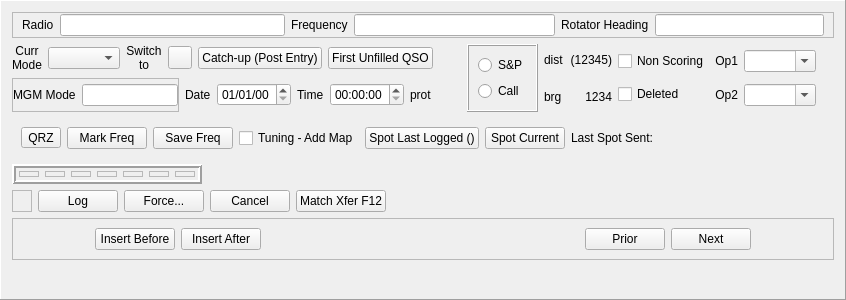
First picture: the form in mqt/MqtLogger/qsologframe.ui, repository Rsclub22/Minos2-Mirror, before the edit.
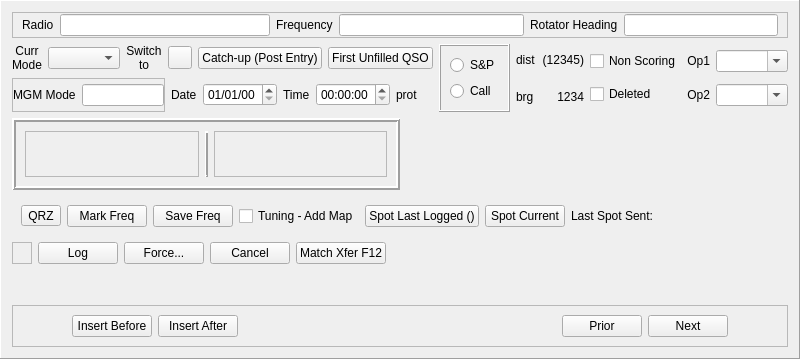
Second picture: the form after the edit. Custom widgets are drawn as their Qt base class.

Commit message: Better wording to distinguish the RST fields

```diff
--- a/mqt/MqtLogger/qsologframe.ui
+++ b/mqt/MqtLogger/qsologframe.ui
@@ -6,8 +6,8 @@
    <rect>
     <x>0</x>
     <y>0</y>
-    <width>846</width>
-    <height>300</height>
+    <width>764</width>
+    <height>359</height>
    </rect>
   </property>
   <property name="minimumSize">
@@ -28,7 +28,7 @@
   <property name="midLineWidth">
    <number>1</number>
   </property>
-  <layout class="QVBoxLayout" name="verticalLayout_6">
+  <layout class="QVBoxLayout" name="verticalLayout_7">
    <item>
     <widget class="QFrame" name="radioDetailsFrame">
      <property name="frameShape">
@@ -497,6 +497,222 @@
      </item>
     </layout>
    </item>
+   <item>
+    <layout class="QHBoxLayout" name="horizontalLayout_24">
+     <item>
+      <widget class="QFrame" name="qsoFrame">
+       <property name="frameShape">
+        <enum>QFrame::Box</enum>
+       </property>
+       <property name="frameShadow">
+        <enum>QFrame::Raised</enum>
+       </property>
+       <property name="lineWidth">
+        <number>2</number>
+       </property>
+       <layout class="QHBoxLayout" name="horizontalLayout_23">
+        <item>
+         <widget class="QFrame" name="mySentFrame">
+          <property name="frameShape">
+           <enum>QFrame::StyledPanel</enum>
+          </property>
+          <property name="frameShadow">
+           <enum>QFrame::Raised</enum>
+          </property>
+          <layout class="QVBoxLayout" name="verticalLayout_6">
+           <item>
+            <layout class="QHBoxLayout" name="horizontalLayout_21">
+             <item>
+              <spacer name="horizontalSpacer_9">
+               <property name="orientation">
+                <enum>Qt::Horizontal</enum>
+               </property>
+               <property name="sizeHint" stdset="0">
+                <size>
+                 <width>40</width>
+                 <height>20</height>
+                </size>
+               </property>
+              </spacer>
+             </item>
+             <item>
+              <widget class="QLabel" name="mySentLabel">
+               <property name="text">
+                <string/>
+               </property>
+              </widget>
+             </item>
+            </layout>
+           </item>
+           <item>
+            <layout class="QHBoxLayout" name="horizontalLayout_7">
+             <item>
+              <widget class="QSOTextEditFrame" name="CallsignFrame">
+               <property name="minimumSize">
+                <size>
+                 <width>20</width>
+                 <height>0</height>
+                </size>
+               </property>
+               <property name="frameShape">
+                <enum>QFrame::StyledPanel</enum>
+               </property>
+              </widget>
+             </item>
+             <item>
+              <widget class="QSOTextEditFrame" name="RSTTxFrame">
+               <property name="minimumSize">
+                <size>
+                 <width>20</width>
+                 <height>0</height>
+                </size>
+               </property>
+               <property name="frameShape">
+                <enum>QFrame::StyledPanel</enum>
+               </property>
+              </widget>
+             </item>
+             <item>
+              <widget class="QSOTextEditFrame" name="SerTxFrame">
+               <property name="minimumSize">
+                <size>
+                 <width>20</width>
+                 <height>0</height>
+                </size>
+               </property>
+               <property name="frameShape">
+                <enum>QFrame::StyledPanel</enum>
+               </property>
+              </widget>
+             </item>
+            </layout>
+           </item>
+          </layout>
+         </widget>
+        </item>
+        <item>
+         <widget class="Line" name="line">
+          <property name="frameShadow">
+           <enum>QFrame::Raised</enum>
+          </property>
+          <property name="lineWidth">
+           <number>2</number>
+          </property>
+          <property name="orientation">
+           <enum>Qt::Vertical</enum>
+          </property>
+         </widget>
+        </item>
+        <item>
+         <widget class="QFrame" name="themSentFrame">
+          <property name="frameShape">
+           <enum>QFrame::StyledPanel</enum>
+          </property>
+          <property name="frameShadow">
+           <enum>QFrame::Raised</enum>
+          </property>
+          <layout class="QVBoxLayout" name="verticalLayout_8">
+           <item>
+            <layout class="QHBoxLayout" name="horizontalLayout_22">
+             <item>
+              <widget class="QLabel" name="theirSentLabel">
+               <property name="text">
+                <string/>
+               </property>
+              </widget>
+             </item>
+             <item>
+              <spacer name="horizontalSpacer_11">
+               <property name="orientation">
+                <enum>Qt::Horizontal</enum>
+               </property>
+               <property name="sizeHint" stdset="0">
+                <size>
+                 <width>40</width>
+                 <height>20</height>
+                </size>
+               </property>
+              </spacer>
+             </item>
+            </layout>
+           </item>
+           <item>
+            <layout class="QHBoxLayout" name="horizontalLayout_18">
+             <item>
+              <widget class="QSOTextEditFrame" name="RSTRxFrame">
+               <property name="minimumSize">
+                <size>
+                 <width>20</width>
+                 <height>0</height>
+                </size>
+               </property>
+               <property name="frameShape">
+                <enum>QFrame::StyledPanel</enum>
+               </property>
+              </widget>
+             </item>
+             <item>
+              <widget class="QSOTextEditFrame" name="SerRxFrame">
+               <property name="minimumSize">
+                <size>
+                 <width>20</width>
+                 <height>0</height>
+                </size>
+               </property>
+               <property name="frameShape">
+                <enum>QFrame::StyledPanel</enum>
+               </property>
+              </widget>
+             </item>
+             <item>
+              <widget class="QSOTextEditFrame" name="LocFrame">
+               <property name="minimumSize">
+                <size>
+                 <width>20</width>
+                 <height>0</height>
+                </size>
+               </property>
+               <property name="frameShape">
+                <enum>QFrame::StyledPanel</enum>
+               </property>
+              </widget>
+             </item>
+             <item>
+              <widget class="QSOTextEditFrame" name="QTHFrame">
+               <property name="minimumSize">
+                <size>
+                 <width>20</width>
+                 <height>0</height>
+                </size>
+               </property>
+               <property name="frameShape">
+                <enum>QFrame::StyledPanel</enum>
+               </property>
+              </widget>
+             </item>
+            </layout>
+           </item>
+          </layout>
+         </widget>
+        </item>
+       </layout>
+      </widget>
+     </item>
+     <item>
+      <spacer name="horizontalSpacer_4">
+       <property name="orientation">
+        <enum>Qt::Horizontal</enum>
+       </property>
+       <property name="sizeHint" stdset="0">
+        <size>
+         <width>40</width>
+         <height>20</height>
+        </size>
+       </property>
+      </spacer>
+     </item>
+    </layout>
+   </item>
    <item>
     <widget class="QFrame" name="clusterFrame">
      <property name="frameShape">
@@ -601,141 +817,6 @@
      </layout>
     </widget>
    </item>
-   <item>
-    <layout class="QHBoxLayout" name="horizontalLayout_18">
-     <item>
-      <widget class="QFrame" name="qsoFrame">
-       <property name="frameShape">
-        <enum>QFrame::Box</enum>
-       </property>
-       <property name="frameShadow">
-        <enum>QFrame::Raised</enum>
-       </property>
-       <property name="lineWidth">
-        <number>2</number>
-       </property>
-       <layout class="QHBoxLayout" name="horizontalLayout_7">
-        <property name="leftMargin">
-         <number>3</number>
-        </property>
-        <property name="topMargin">
-         <number>3</number>
-        </property>
-        <property name="rightMargin">
-         <number>3</number>
-        </property>
-        <property name="bottomMargin">
-         <number>3</number>
-        </property>
-        <item>
-         <widget class="QSOTextEditFrame" name="CallsignFrame">
-          <property name="minimumSize">
-           <size>
-            <width>20</width>
-            <height>0</height>
-           </size>
-          </property>
-          <property name="frameShape">
-           <enum>QFrame::StyledPanel</enum>
-          </property>
-         </widget>
-        </item>
-        <item>
-         <widget class="QSOTextEditFrame" name="RSTTxFrame">
-          <property name="minimumSize">
-           <size>
-            <width>20</width>
-            <height>0</height>
-           </size>
-          </property>
-          <property name="frameShape">
-           <enum>QFrame::StyledPanel</enum>
-          </property>
-         </widget>
-        </item>
-        <item>
-         <widget class="QSOTextEditFrame" name="SerTxFrame">
-          <property name="minimumSize">
-           <size>
-            <width>20</width>
-            <height>0</height>
-           </size>
-          </property>
-          <property name="frameShape">
-           <enum>QFrame::StyledPanel</enum>
-          </property>
-         </widget>
-        </item>
-        <item>
-         <widget class="QSOTextEditFrame" name="RSTRxFrame">
-          <property name="minimumSize">
-           <size>
-            <width>20</width>
-            <height>0</height>
-           </size>
-          </property>
-          <property name="frameShape">
-           <enum>QFrame::StyledPanel</enum>
-          </property>
-         </widget>
-        </item>
-        <item>
-         <widget class="QSOTextEditFrame" name="SerRxFrame">
-          <property name="minimumSize">
-           <size>
-            <width>20</width>
-            <height>0</height>
-           </size>
-          </property>
-          <property name="frameShape">
-           <enum>QFrame::StyledPanel</enum>
-          </property>
-         </widget>
-        </item>
-        <item>
-         <widget class="QSOTextEditFrame" name="LocFrame">
-          <property name="minimumSize">
-           <size>
-            <width>20</width>
-            <height>0</height>
-           </size>
-          </property>
-          <property name="frameShape">
-           <enum>QFrame::StyledPanel</enum>
-          </property>
-         </widget>
-        </item>
-        <item>
-         <widget class="QSOTextEditFrame" name="QTHFrame">
-          <property name="minimumSize">
-           <size>
-            <width>20</width>
-            <height>0</height>
-           </size>
-          </property>
-          <property name="frameShape">
-           <enum>QFrame::StyledPanel</enum>
-          </property>
-         </widget>
-        </item>
-       </layout>
-      </widget>
-     </item>
-     <item>
-      <spacer name="horizontalSpacer_4">
-       <property name="orientation">
-        <enum>Qt::Horizontal</enum>
-       </property>
-       <property name="sizeHint" stdset="0">
-        <size>
-         <width>40</width>
-         <height>20</height>
-        </size>
-       </property>
-      </spacer>
-     </item>
-    </layout>
-   </item>
    <item>
     <layout class="QHBoxLayout" name="horizontalLayout_9">
      <item>
@@ -824,6 +905,19 @@
      </item>
     </layout>
    </item>
+   <item>
+    <spacer name="verticalSpacer">
+     <property name="orientation">
+      <enum>Qt::Vertical</enum>
+     </property>
+     <property name="sizeHint" stdset="0">
+      <size>
+       <width>20</width>
+       <height>40</height>
+      </size>
+     </property>
+    </spacer>
+   </item>
    <item>
     <widget class="QFrame" name="EditFrame">
      <property name="frameShape">
@@ -915,19 +1009,6 @@
      </layout>
     </widget>
    </item>
-   <item>
-    <spacer name="verticalSpacer">
-     <property name="orientation">
-      <enum>Qt::Vertical</enum>
-     </property>
-     <property name="sizeHint" stdset="0">
-      <size>
-       <width>20</width>
-       <height>40</height>
-      </size>
-     </property>
-    </spacer>
-   </item>
   </layout>
  </widget>
  <customwidgets>
```
The commit also changes 2 other files.
